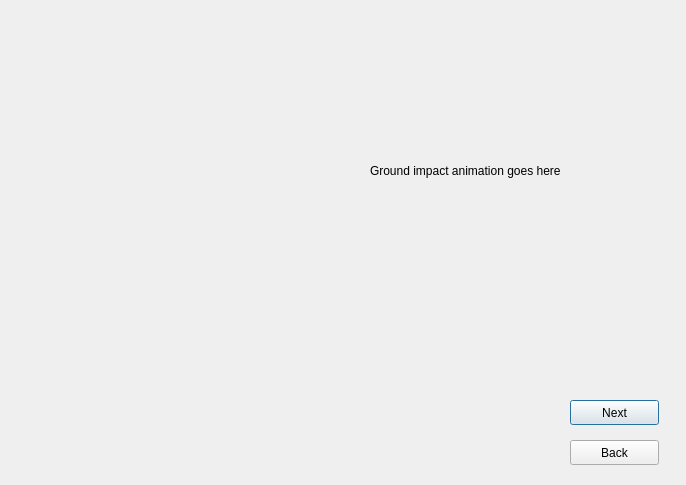
First picture: the form in meteorslide2.ui, repository robertche54/a8-an-educational-app-f18, before the edit.
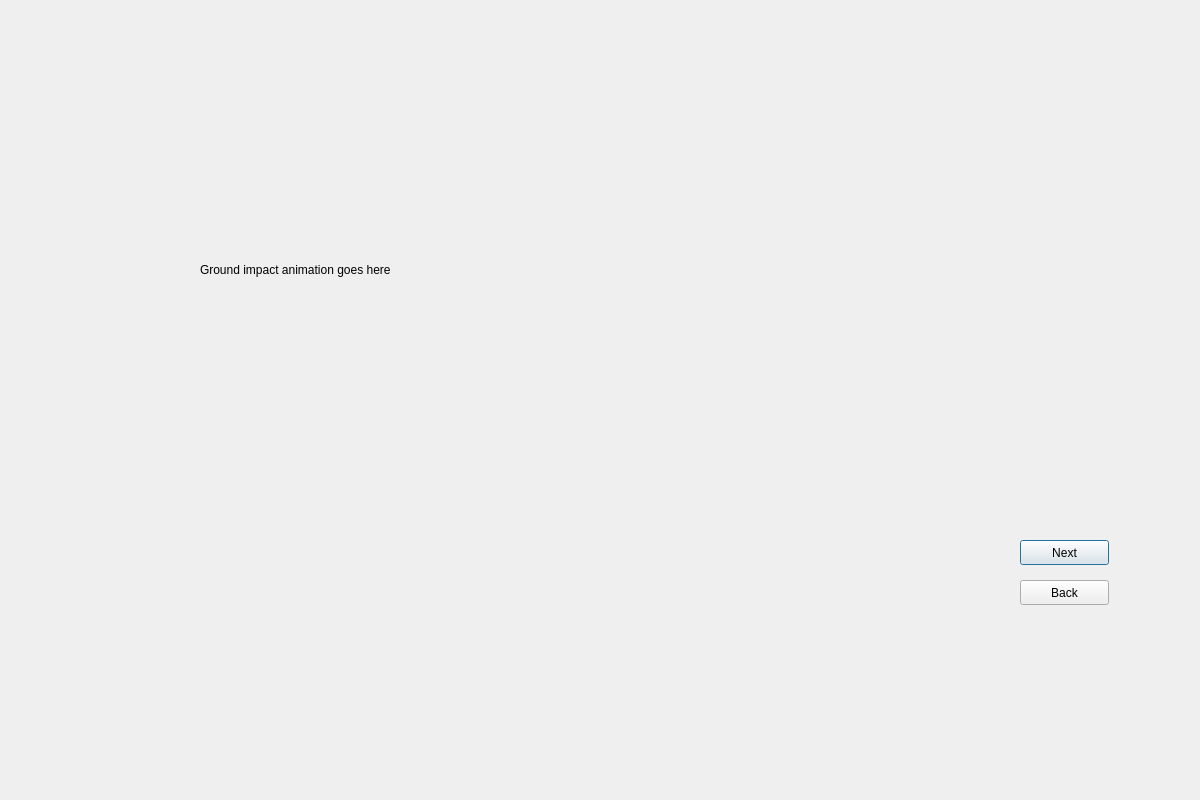
Second picture: the form after the edit.

Commit message: Resized all the windows to match everyone else's.

The edit to the form file:
```diff
--- a/meteorslide2.ui
+++ b/meteorslide2.ui
@@ -6,18 +6,24 @@
    <rect>
     <x>0</x>
     <y>0</y>
-    <width>686</width>
-    <height>485</height>
+    <width>1200</width>
+    <height>800</height>
    </rect>
   </property>
+  <property name="minimumSize">
+   <size>
+    <width>1200</width>
+    <height>800</height>
+   </size>
+  </property>
   <property name="windowTitle">
    <string>Ground Impact</string>
   </property>
   <widget class="QPushButton" name="NextButton">
    <property name="geometry">
     <rect>
-     <x>570</x>
-     <y>400</y>
+     <x>1020</x>
+     <y>540</y>
      <width>89</width>
      <height>25</height>
     </rect>
@@ -29,12 +35,18 @@
   <widget class="QLabel" name="TextLabel">
    <property name="geometry">
     <rect>
-     <x>20</x>
+     <x>200</x>
      <y>20</y>
-     <width>311</width>
-     <height>321</height>
+     <width>600</width>
+     <height>500</height>
     </rect>
    </property>
+   <property name="minimumSize">
+    <size>
+     <width>600</width>
+     <height>500</height>
+    </size>
+   </property>
    <property name="text">
     <string/>
    </property>
@@ -45,12 +57,18 @@
   <widget class="QLabel" name="AnimationLabel">
    <property name="geometry">
     <rect>
-     <x>370</x>
-     <y>10</y>
-     <width>291</width>
-     <height>321</height>
+     <x>200</x>
+     <y>20</y>
+     <width>600</width>
+     <height>500</height>
     </rect>
    </property>
+   <property name="minimumSize">
+    <size>
+     <width>600</width>
+     <height>500</height>
+    </size>
+   </property>
    <property name="text">
     <string>Ground impact animation goes here</string>
    </property>
@@ -58,8 +76,8 @@
   <widget class="QPushButton" name="BackButton">
    <property name="geometry">
     <rect>
-     <x>570</x>
-     <y>440</y>
+     <x>1020</x>
+     <y>580</y>
      <width>89</width>
      <height>25</height>
     </rect>
```
The commit also changes 6 other files.
